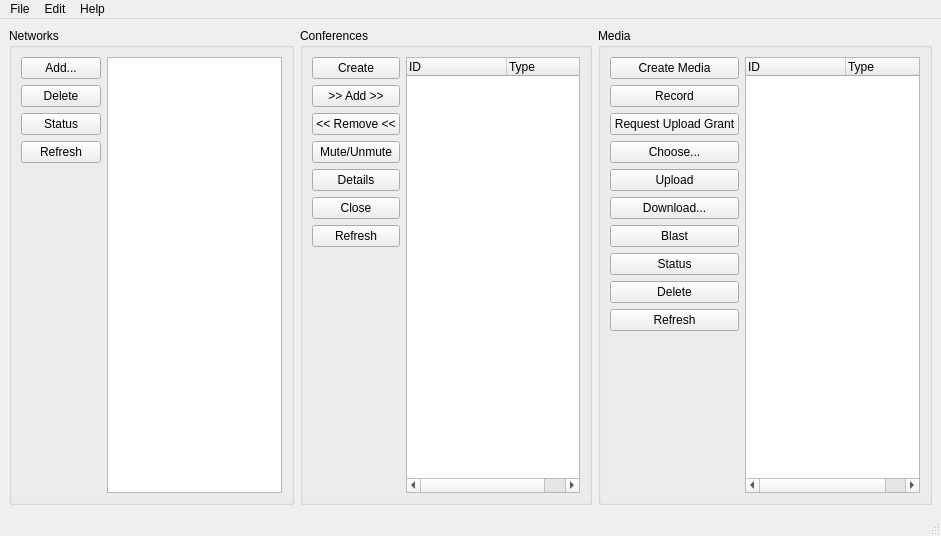
Above: examples/telesocial-gui.ui from tylerwilson/Telesocial-SDK-Python before the change. Below: the same form after it.
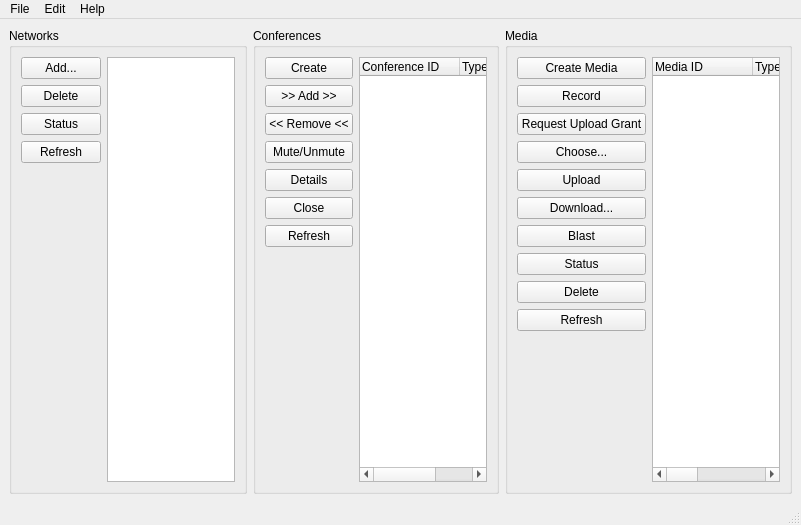
That is the form after the change.

Commit message: - Fixed up a number of issues in the PyQt GUI (see release notes) - More testing with a real active conference call (fixed Conference display in GUI) - Ensure that the Conference Details return a 'participants' array to make client code cleaner.

Diff of the .ui file:
```diff
--- a/examples/telesocial-gui.ui
+++ b/examples/telesocial-gui.ui
@@ -6,8 +6,8 @@
    <rect>
     <x>0</x>
     <y>0</y>
-    <width>941</width>
-    <height>536</height>
+    <width>801</width>
+    <height>525</height>
    </rect>
   </property>
   <property name="windowTitle">
@@ -195,7 +195,7 @@
              </property>
              <column>
               <property name="text">
-               <string>ID</string>
+               <string>Conference ID</string>
               </property>
              </column>
              <column>
@@ -317,11 +317,11 @@
               <bool>false</bool>
              </property>
              <property name="columnCount">
-              <number>2</number>
+              <number>4</number>
              </property>
              <column>
               <property name="text">
-               <string>ID</string>
+               <string>Media ID</string>
               </property>
              </column>
              <column>
@@ -329,6 +329,16 @@
                <string>Type</string>
               </property>
              </column>
+             <column>
+              <property name="text">
+               <string>Grant ID</string>
+              </property>
+             </column>
+             <column>
+              <property name="text">
+               <string>File to Upload</string>
+              </property>
+             </column>
             </widget>
            </item>
           </layout>
@@ -345,7 +355,7 @@
     <rect>
      <x>0</x>
      <y>0</y>
-     <width>941</width>
+     <width>801</width>
      <height>21</height>
     </rect>
    </property>
```
Left out of the diff: 6 changed lines with no effect on the pictures. The commit also changes 4 other files.
